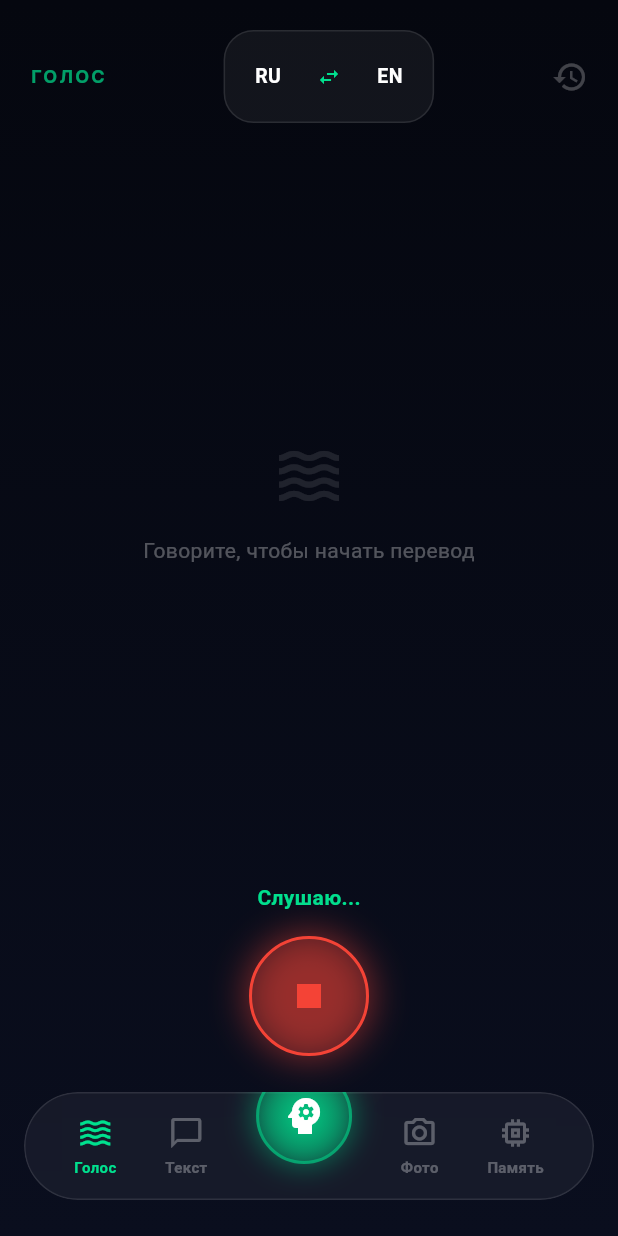
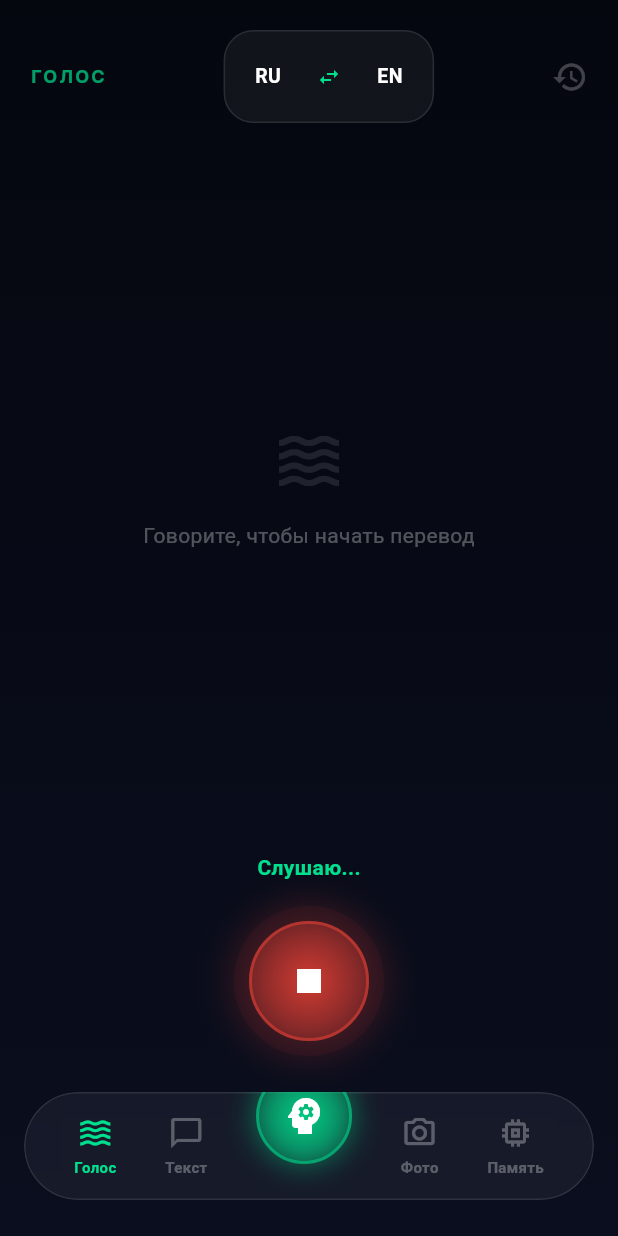
Before and after one commit to vaworonisul654-sys/iamandroidjvs, a Flutter app: the screen it shows after launch, after a tap on the "mic" icon, on a phone screen of 412 x 824 dp. Run offline on Flutter 3.47's test engine with Material 3 defaults, Android fonts, the phone set to English and light mode, and no system bars; our stand-ins replace audioplayers, camera, google_fonts, permission_handler, shared_preferences; missing offline and left inert: flutter_sound; network calls fail; statements that could not run were skipped.

```diff
--- a/lib/services/audio/audio_capture_service.dart
+++ b/lib/services/audio/audio_capture_service.dart
@@ -4,20 +4,32 @@ import 'package:flutter_sound/flutter_sound.dart';
 import 'package:permission_handler/permission_handler.dart';
 
 class AudioCaptureService {
+  static final AudioCaptureService _instance = AudioCaptureService._internal();
+  factory AudioCaptureService() => _instance;
+  AudioCaptureService._internal();
+
   final FlutterSoundRecorder _recorder = FlutterSoundRecorder();
   final StreamController<Uint8List> _audioStreamController = StreamController<Uint8List>.broadcast();
+
+  bool _isInitialized = false;
 
   Stream<Uint8List> get audioStream => _audioStreamController.stream;
 
   Future<void> init() async {
+    if (_isInitialized) return;
     await _recorder.openRecorder();
+    _isInitialized = true;
   }
 
   Future<void> startCapture() async {
+    if (!_isInitialized) await init();
+
     final status = await Permission.microphone.request();
     if (status != PermissionStatus.granted) {
       throw Exception("Microphone permission denied");
     }
+
+    if (_recorder.isRecording) return;
 
     await _recorder.startRecorder(
       toStream: _audioStreamController.sink,
@@ -28,11 +40,14 @@ class AudioCaptureService {
   }
 
   Future<void> stopCapture() async {
-    await _recorder.stopRecorder();
+    if (_recorder.isRecording) {
+      await _recorder.stopRecorder();
+    }
   }
 
   void dispose() {
     _recorder.closeRecorder();
     _audioStreamController.close();
+    _isInitialized = false;
   }
 }
--- a/lib/viewmodels/translator_view_model.dart
+++ b/lib/viewmodels/translator_view_model.dart
@@ -35,10 +35,16 @@ class TranslatorViewModel extends ChangeNotifier {
   }
 
   Future<void> toggleRecording() async {
+    try {
       if (isRecording) {
         await _stopAndTranslate();
       } else {
         await _startRecording();
+      }
+    } catch (e) {
+      isRecording = false;
+      notifyListeners();
+      print("Toggle Recording Error: $e");
     }
   }
 
@@ -47,6 +53,7 @@ class TranslatorViewModel extends ChangeNotifier {
     _recordedChunks.clear();
     notifyListeners();
 
+    try {
       await _audioCaptureService.init();
       await _audioCaptureService.startCapture();
       _audioCaptureService.audioStream.listen((chunk) {
@@ -54,12 +61,18 @@ class TranslatorViewModel extends ChangeNotifier {
           _recordedChunks.addAll(chunk);
         }
       });
+    } catch (e) {
+      isRecording = false;
+      notifyListeners();
+      rethrow;
+    }
   }
 
   Future<void> _stopAndTranslate() async {
     isRecording = false;
     notifyListeners();
 
+    try {
       await _audioCaptureService.stopCapture();
 
       if (_recordedChunks.isNotEmpty) {
@@ -76,6 +89,10 @@ class TranslatorViewModel extends ChangeNotifier {
         ));
         notifyListeners();
       }
+    } catch (e) {
+      print("Stop and Translate Error: $e");
+      notifyListeners();
+    }
   }
 }
 
--- a/lib/views/translator_view.dart
+++ b/lib/views/translator_view.dart
@@ -207,27 +207,48 @@ class MainTranslatorView extends StatelessWidget {
               ),
             GestureDetector(
               onTap: () => viewModel.toggleRecording(),
+              behavior: HitTestBehavior.opaque,
+              child: Container(
+                width: 100,
+                height: 100,
+                decoration: BoxDecoration(
+                  shape: BoxShape.circle,
+                  color: viewModel.isRecording
+                    ? Colors.red.withOpacity(0.05)
+                    : DesignSystem.emerald.withOpacity(0.05),
+                  boxShadow: [
+                    BoxShadow(
+                      color: viewModel.isRecording
+                        ? Colors.red.withOpacity(0.2)
+                        : DesignSystem.emerald.withOpacity(0.2),
+                      blurRadius: 20,
+                      spreadRadius: 2,
+                    )
+                  ],
+                ),
+                child: Center(
                   child: Container(
                     width: 80,
                     height: 80,
                     decoration: BoxDecoration(
                       shape: BoxShape.circle,
-                  color: viewModel.isRecording ? Colors.red.withOpacity(0.2) : DesignSystem.emerald.withOpacity(0.1),
+                      gradient: RadialGradient(
+                        colors: [
+                          (viewModel.isRecording ? Colors.red : DesignSystem.emerald).withOpacity(0.8),
+                          (viewModel.isRecording ? Colors.red : DesignSystem.emerald).withOpacity(0.3),
+                        ],
+                      ),
                       border: Border.all(
-                    color: viewModel.isRecording ? Colors.red : DesignSystem.emerald,
+                        color: (viewModel.isRecording ? Colors.red : DesignSystem.emerald).withOpacity(0.5),
                         width: 2,
                       ),
-                  boxShadow: [
-                    if (viewModel.isRecording)
-                      BoxShadow(color: Colors.red.withOpacity(0.5), blurRadius: 20, spreadRadius: 2)
-                    else
-                      BoxShadow(color: DesignSystem.emerald.withOpacity(0.2), blurRadius: 10, spreadRadius: 1)
-                  ],
                     ),
                     child: Icon(
                       viewModel.isRecording ? Icons.stop : Icons.mic,
-                  color: viewModel.isRecording ? Colors.red : DesignSystem.emerald,
+                      color: Colors.white,
                       size: 32,
+                    ),
+                  ),
                 ),
               ),
             ),
```
Lines whose indentation alone changed are shown as unchanged.
